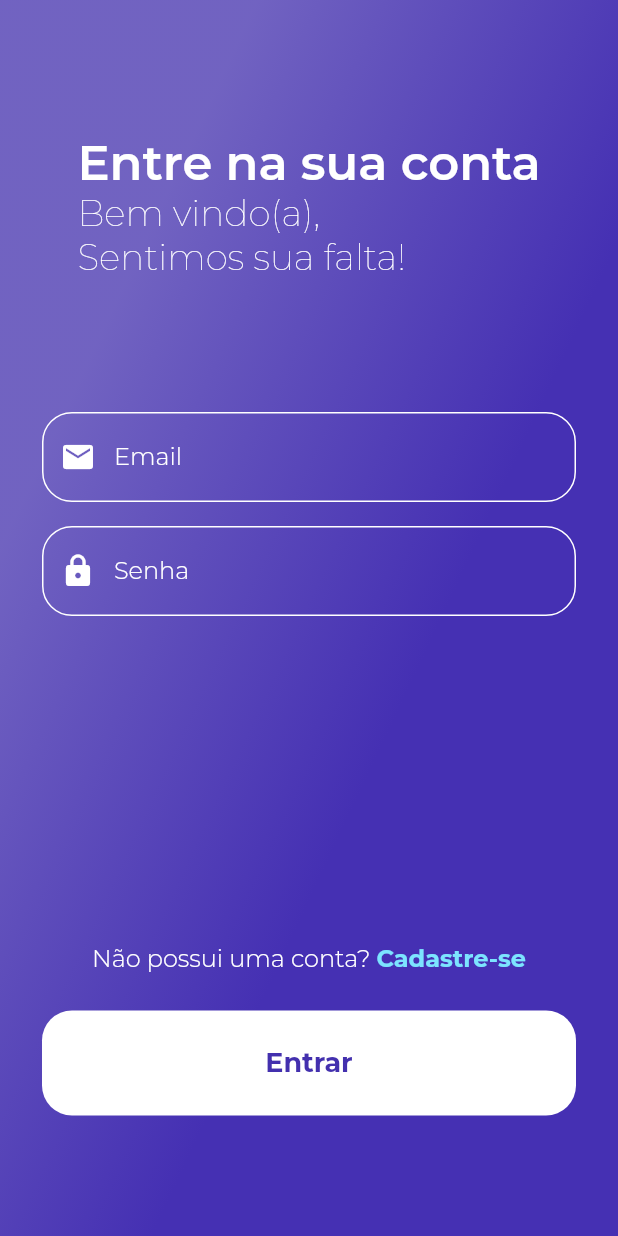
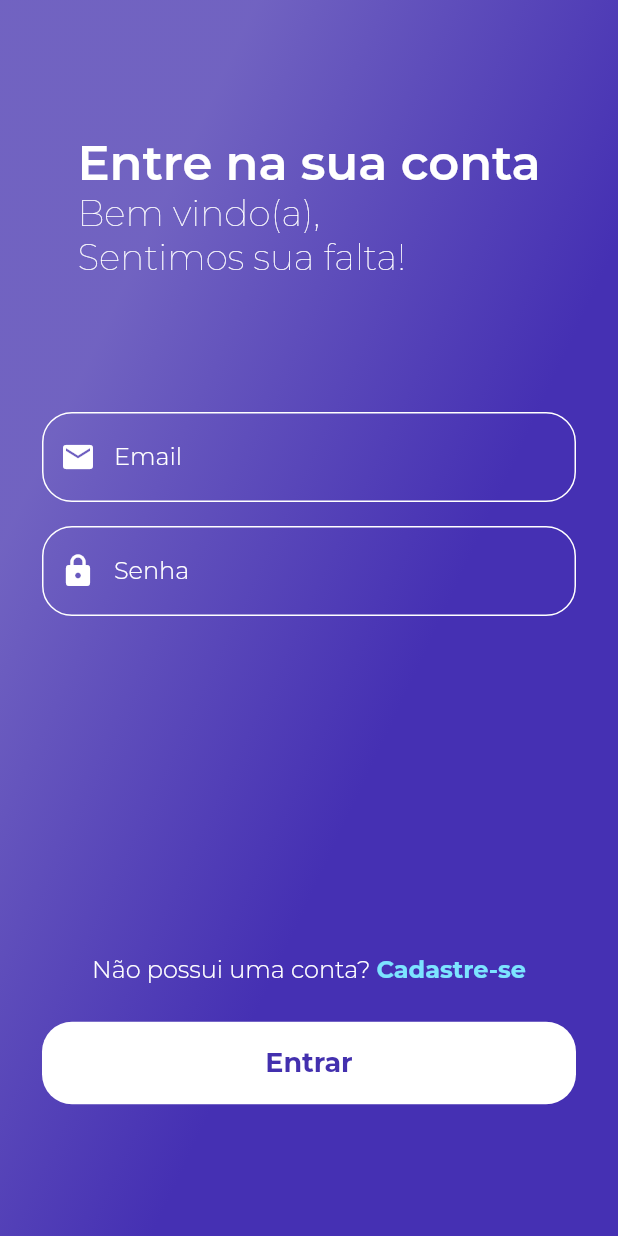
Before and after one commit to marcosanf/goods, a Flutter app: the SigninPage screen opened by its route, on a phone screen of 412 x 824 dp. Run offline on Flutter 3.47's test engine with Material 2 defaults, Android fonts, the light colour scheme and no system bars; our stand-ins replace flutter_svg, font_awesome_flutter, get, google_fonts, hive, hive_flutter; accounts and stored records are empty.

Commit message:
Adjust button size

```diff
--- a/lib/app/modules/login/singin_page.dart
+++ b/lib/app/modules/login/singin_page.dart
@@ -130,10 +130,14 @@ class SigninPage extends GetView<SigninController> {
                     SizedBox(
                       height: 24.0,
                     ),
-                    Padding(
+                    GestureDetector(
+                      onTap: () {
+                        Get.toNamed('/home');
+                      },
+                      child: Padding(
                         padding: const EdgeInsets.fromLTRB(28.0, 0, 28.0, 0),
                         child: Container(
-                        height: 70.0,
+                          height: 55.0,
                           width: MediaQuery.of(context).size.width,
                           decoration: BoxDecoration(
                               color: AppColors.white,
@@ -143,6 +147,7 @@ class SigninPage extends GetView<SigninController> {
                             'Entrar',
                             style: AppTextStyles.titlePurple,
                           )),
+                        ),
                       ),
                     ),
                   ],
```
Lines whose indentation alone changed are shown as unchanged.
